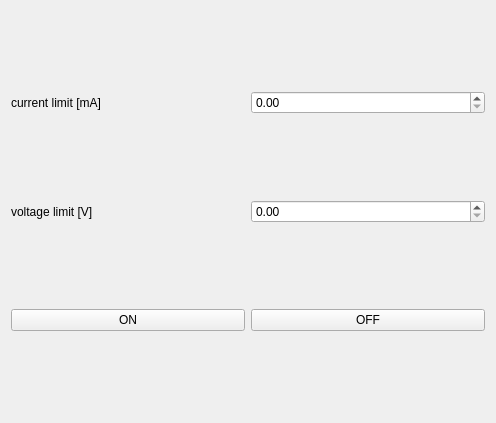
The window that instruments/keithley_2600_LED_driver.ui (dean-nanomol/nanomol) describes before a commit, drawn with Qt 5.
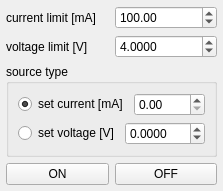
The same window after the commit.

Commit message: update keithley LED control

Diff of the .ui file:
```diff
--- a/instruments/keithley_2600_LED_driver.ui
+++ b/instruments/keithley_2600_LED_driver.ui
@@ -6,14 +6,26 @@
    <rect>
     <x>0</x>
     <y>0</y>
-    <width>496</width>
-    <height>423</height>
+    <width>209</width>
+    <height>188</height>
    </rect>
   </property>
   <property name="windowTitle">
    <string>Form</string>
   </property>
   <layout class="QVBoxLayout" name="verticalLayout">
+   <property name="leftMargin">
+    <number>6</number>
+   </property>
+   <property name="topMargin">
+    <number>6</number>
+   </property>
+   <property name="rightMargin">
+    <number>6</number>
+   </property>
+   <property name="bottomMargin">
+    <number>6</number>
+   </property>
    <item>
     <layout class="QHBoxLayout" name="horizontalLayout">
      <item>
@@ -24,7 +36,14 @@
       </widget>
      </item>
      <item>
-      <widget class="QDoubleSpinBox" name="doubleSpinBox"/>
+      <widget class="QDoubleSpinBox" name="I_limit_doubleSpinBox">
+       <property name="maximum">
+        <double>1500.000000000000000</double>
+       </property>
+       <property name="value">
+        <double>100.000000000000000</double>
+       </property>
+      </widget>
      </item>
     </layout>
    </item>
@@ -38,10 +57,80 @@
       </widget>
      </item>
      <item>
-      <widget class="QDoubleSpinBox" name="doubleSpinBox_2"/>
+      <widget class="QDoubleSpinBox" name="V_limit_doubleSpinBox">
+       <property name="decimals">
+        <number>4</number>
+       </property>
+       <property name="value">
+        <double>4.000000000000000</double>
+       </property>
+      </widget>
      </item>
     </layout>
    </item>
+   <item>
+    <widget class="QGroupBox" name="groupBox">
+     <property name="title">
+      <string>source type</string>
+     </property>
+     <layout class="QVBoxLayout" name="verticalLayout_2">
+      <item>
+       <layout class="QHBoxLayout" name="horizontalLayout_4">
+        <item>
+         <widget class="QRadioButton" name="radioButton">
+          <property name="text">
+           <string>set current [mA]</string>
+          </property>
+          <property name="checked">
+           <bool>true</bool>
+          </property>
+         </widget>
+        </item>
+        <item>
+         <widget class="QDoubleSpinBox" name="I_set_doubleSpinBox">
+          <property name="decimals">
+           <number>2</number>
+          </property>
+          <property name="maximum">
+           <double>1500.000000000000000</double>
+          </property>
+          <property name="singleStep">
+           <double>0.100000000000000</double>
+          </property>
+         </widget>
+        </item>
+       </layout>
+      </item>
+      <item>
+       <layout class="QHBoxLayout" name="horizontalLayout_5">
+        <item>
+         <widget class="QRadioButton" name="radioButton_2">
+          <property name="text">
+           <string>set voltage [V]</string>
+          </property>
+         </widget>
+        </item>
+        <item>
+         <widget class="QDoubleSpinBox" name="V_set_doubleSpinBox">
+          <property name="decimals">
+           <number>4</number>
+          </property>
+          <property name="minimum">
+           <double>-20.000000000000000</double>
+          </property>
+          <property name="maximum">
+           <double>20.000000000000000</double>
+          </property>
+          <property name="singleStep">
+           <double>0.100000000000000</double>
+          </property>
+         </widget>
+        </item>
+       </layout>
+      </item>
+     </layout>
+    </widget>
+   </item>
    <item>
     <layout class="QHBoxLayout" name="horizontalLayout_3">
      <item>
```
Left out of the diff: 6 changed lines with no effect on the pictures. The commit also changes 1 other file.
